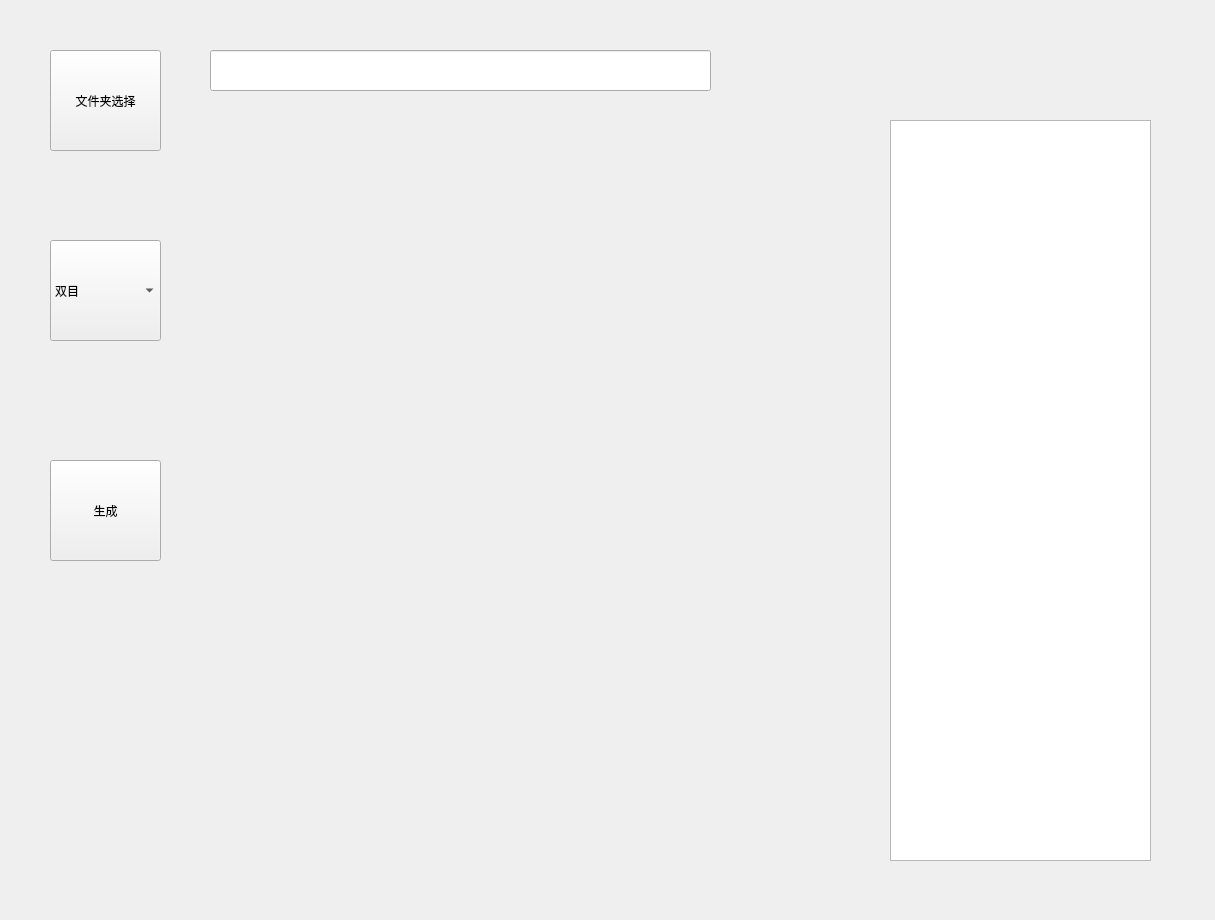
First picture: the form in main.ui, repository lumokato/bias-ui, before the edit.
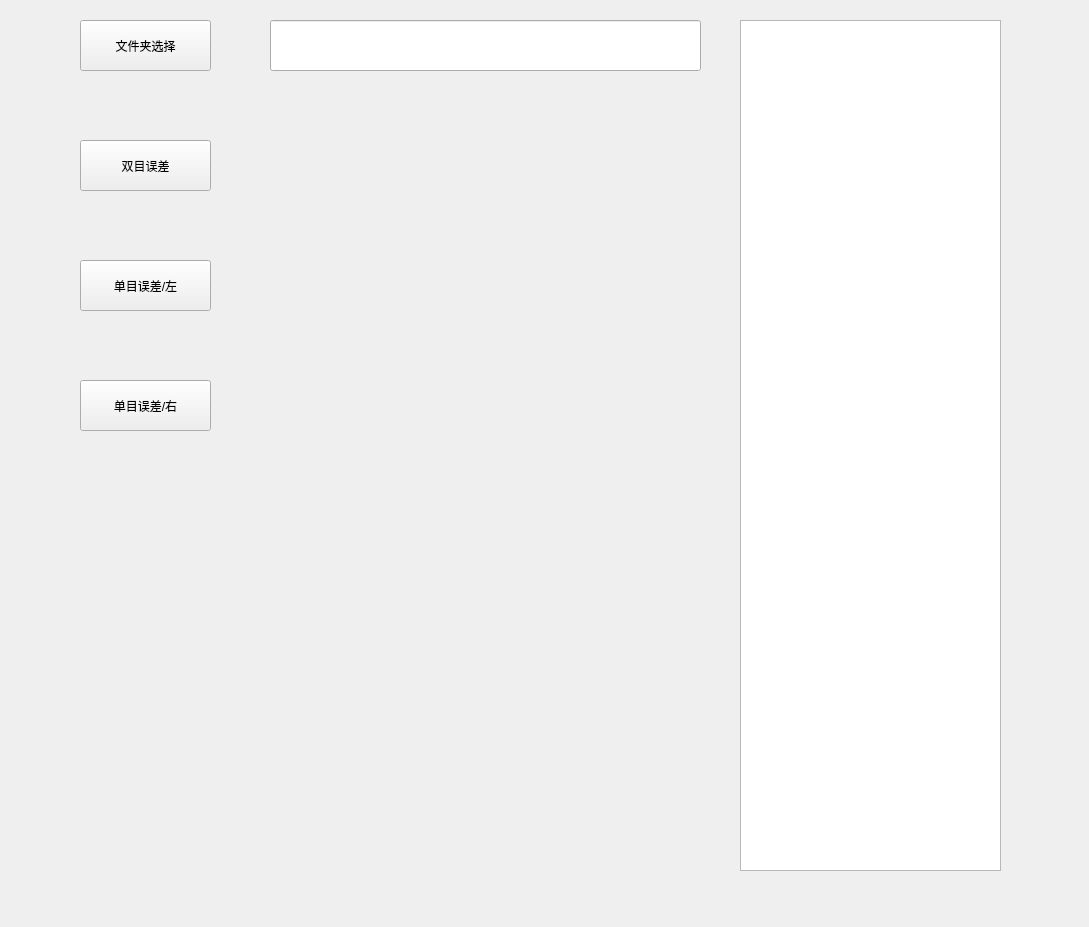
Second picture: the form after the edit.

The edit to the form file:
```diff
--- a/main.ui
+++ b/main.ui
@@ -6,8 +6,8 @@
    <rect>
     <x>0</x>
     <y>0</y>
-    <width>1215</width>
-    <height>920</height>
+    <width>1089</width>
+    <height>927</height>
    </rect>
   </property>
   <property name="windowTitle">
@@ -17,48 +17,23 @@
    <widget class="QPushButton" name="draw_btn">
     <property name="geometry">
      <rect>
-      <x>50</x>
-      <y>460</y>
-      <width>111</width>
-      <height>101</height>
+      <x>80</x>
+      <y>140</y>
+      <width>131</width>
+      <height>51</height>
      </rect>
     </property>
     <property name="text">
-     <string>生成</string>
+     <string>双目误差</string>
     </property>
    </widget>
-   <widget class="QComboBox" name="comboBox">
-    <property name="geometry">
-     <rect>
-      <x>50</x>
-      <y>240</y>
-      <width>111</width>
-      <height>101</height>
-     </rect>
-    </property>
-    <item>
-     <property name="text">
-      <string>双目</string>
-     </property>
-    </item>
-    <item>
-     <property name="text">
-      <string>单目/左</string>
-     </property>
-    </item>
-    <item>
-     <property name="text">
-      <string>单目/右</string>
-     </property>
-    </item>
-   </widget>
    <widget class="QPushButton" name="path_btn">
     <property name="geometry">
      <rect>
-      <x>50</x>
-      <y>50</y>
-      <width>111</width>
-      <height>101</height>
+      <x>80</x>
+      <y>20</y>
+      <width>131</width>
+      <height>51</height>
      </rect>
     </property>
     <property name="styleSheet">
@@ -71,10 +46,10 @@
    <widget class="QWidget" name="verticalLayoutWidget">
     <property name="geometry">
      <rect>
-      <x>210</x>
-      <y>120</y>
-      <width>661</width>
-      <height>741</height>
+      <x>80</x>
+      <y>500</y>
+      <width>621</width>
+      <height>371</height>
      </rect>
     </property>
     <layout class="QVBoxLayout" name="verticalLayout"/>
@@ -82,23 +57,60 @@
    <widget class="QLineEdit" name="lineEdit">
     <property name="geometry">
      <rect>
-      <x>210</x>
-      <y>50</y>
-      <width>501</width>
-      <height>41</height>
+      <x>270</x>
+      <y>20</y>
+      <width>431</width>
+      <height>51</height>
      </rect>
     </property>
    </widget>
    <widget class="QTextBrowser" name="textBrowser">
     <property name="geometry">
      <rect>
-      <x>890</x>
-      <y>120</y>
+      <x>740</x>
+      <y>20</y>
       <width>261</width>
-      <height>741</height>
+      <height>851</height>
      </rect>
     </property>
    </widget>
+   <widget class="QPushButton" name="draw_left">
+    <property name="geometry">
+     <rect>
+      <x>80</x>
+      <y>260</y>
+      <width>131</width>
+      <height>51</height>
+     </rect>
+    </property>
+    <property name="text">
+     <string>单目误差/左</string>
+    </property>
+   </widget>
+   <widget class="QPushButton" name="draw_right">
+    <property name="geometry">
+     <rect>
+      <x>80</x>
+      <y>380</y>
+      <width>131</width>
+      <height>51</height>
+     </rect>
+    </property>
+    <property name="text">
+     <string>单目误差/右</string>
+    </property>
+   </widget>
+   <widget class="QWidget" name="verticalLayoutWidget_2">
+    <property name="geometry">
+     <rect>
+      <x>270</x>
+      <y>100</y>
+      <width>431</width>
+      <height>371</height>
+     </rect>
+    </property>
+    <layout class="QVBoxLayout" name="figLayout1"/>
+   </widget>
   </widget>
   <widget class="QMenuBar" name="menubar">
    <property name="geometry">
```
Left out of the diff: 40 changed lines with no effect on the pictures.
